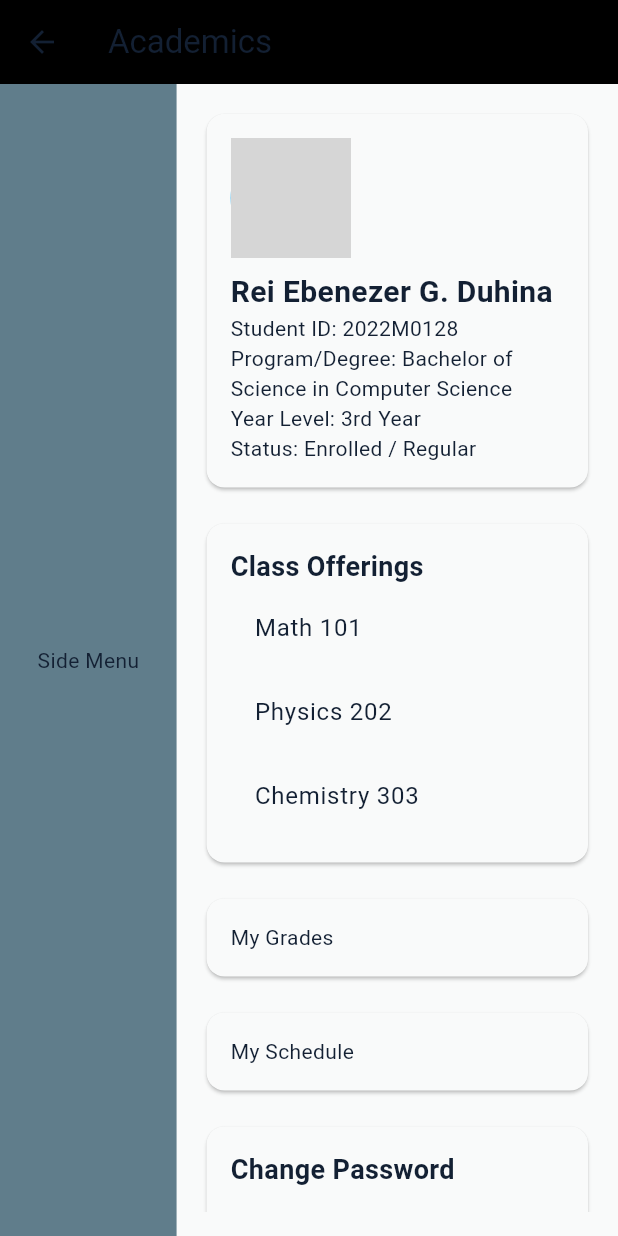
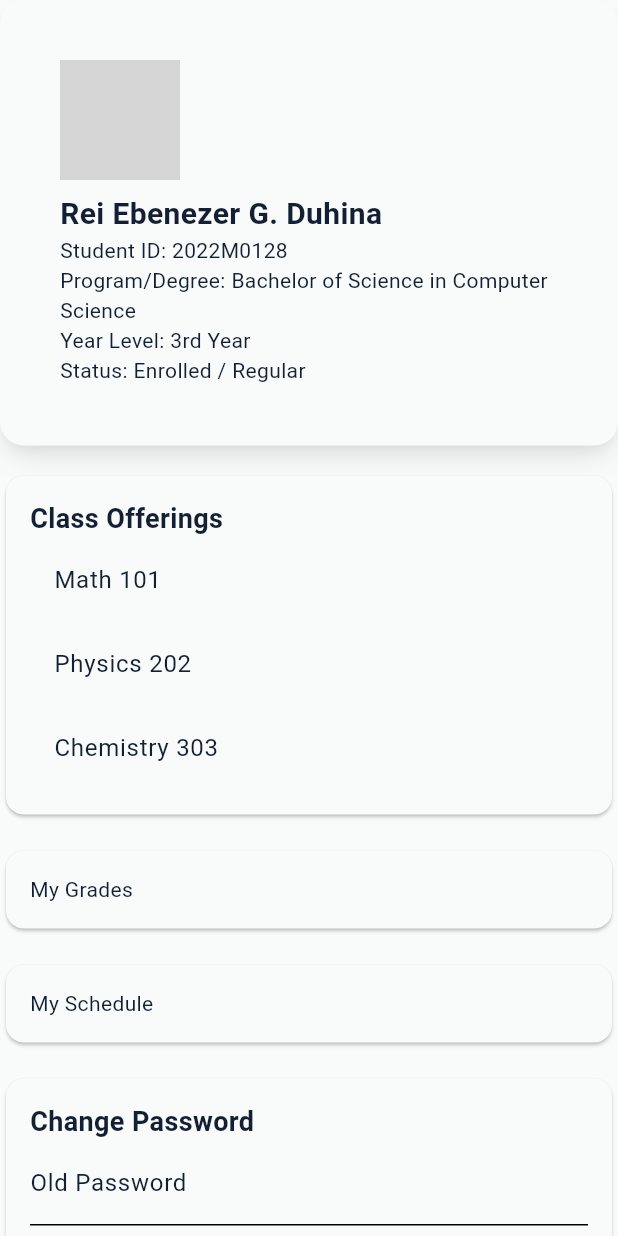
Before and after one commit to car-torres/WVSU-IUIS-v2, a Flutter app: the Academics widget shown alone on an empty page, opened directly, on a phone screen of 412 x 824 dp. Run offline on Flutter 3.47's test engine with Material 3 defaults, Android fonts, the phone set to English and light mode, and no system bars; our stand-ins replace cloud_firestore, firebase_core, flutter_svg, go_router, google_fonts, localstorage and 2 more; missing offline and left inert: hyperlink; accounts and stored records are empty; network calls fail; grey boxes are pictures that could not be loaded.

Commit message:
fix: removed scaffold on build

```diff
--- a/lib/features/pages/academics.dart
+++ b/lib/features/pages/academics.dart
@@ -1,29 +1,12 @@
 import 'package:flutter/material.dart';
+import 'package:wvsu_iuis_v2/features/components/custom_card.dart';
 
 class Academics extends StatelessWidget {
   const Academics({super.key});
 
   @override
   Widget build(BuildContext context) {
-    return Scaffold(
-      appBar: AppBar(
-        title: const Text('Academics'),
-        backgroundColor: Colors.black,
-      ),
-      body: Row(
-        children: [
-          // Sidebar or navigation area
-          Expanded(
-            flex: 2,
-            child:
-                SideMenu(), // Make sure you have this widget implemented or replace it
-          ),
-          // Main content area
-          Expanded(
-            flex: 5,
-            child: Padding(
-              padding: const EdgeInsets.all(16.0),
-              child: Column(
+    return Column(
       crossAxisAlignment: CrossAxisAlignment.start,
       children: [
         ProfileSection(),
@@ -42,22 +25,6 @@ class Academics extends StatelessWidget {
           ),
         ),
       ],
-              ),
-            ),
-          ),
-        ],
-      ),
-    );
-  }
-}
-
-// Sidebar (Placeholder)
-class SideMenu extends StatelessWidget {
-  @override
-  Widget build(BuildContext context) {
-    return Container(
-      color: Colors.blueGrey,
-      child: const Center(child: Text('Side Menu')),
     );
   }
 }
@@ -79,7 +46,7 @@ class _ProfileSectionState extends State<ProfileSection> {
 
   @override
   Widget build(BuildContext context) {
-    return Card(
+    return CustomCard(
       child: Padding(
         padding: const EdgeInsets.all(16.0),
         child: Column(
@@ -98,7 +65,8 @@ class _ProfileSectionState extends State<ProfileSection> {
               style: TextStyle(fontSize: 20, fontWeight: FontWeight.bold),
             ),
             const Text('Student ID: 2022M0128'),
-            const Text('Program/Degree: Bachelor of Science in Computer Science'),
+            const Text(
+                'Program/Degree: Bachelor of Science in Computer Science'),
             const Text('Year Level: 3rd Year'),
             const Text('Status: Enrolled / Regular'),
           ],
```
Lines whose indentation alone changed are shown as unchanged.
